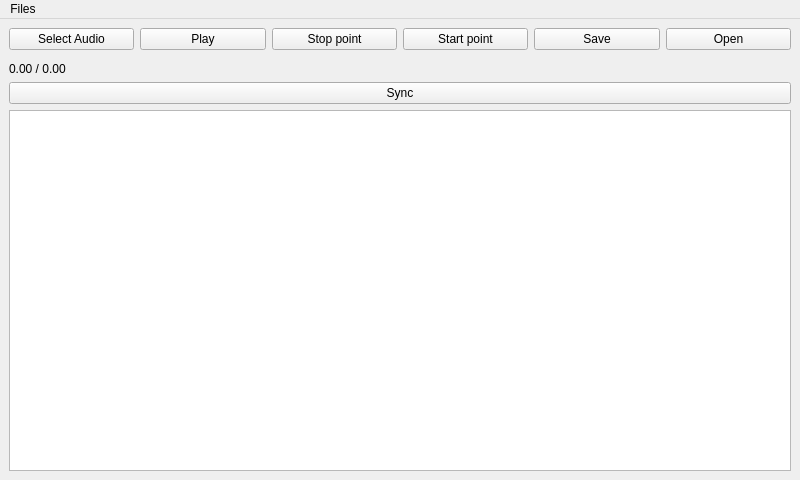
The window that mainwindow.ui (Onetchou/Neola) describes before a commit, drawn with Qt 5.
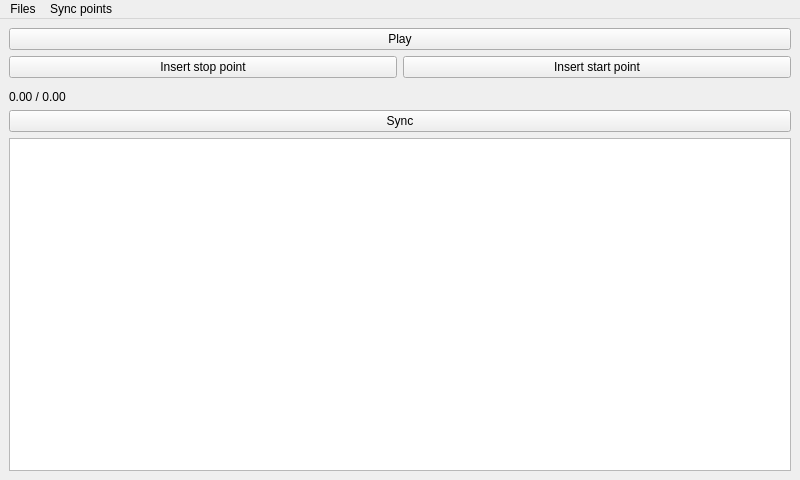
The same window after the commit.

Patch:
```diff
--- a/mainwindow.ui
+++ b/mainwindow.ui
@@ -12,47 +12,26 @@
   </property>
   <widget class="QWidget" name="centralwidget">
    <layout class="QVBoxLayout" name="verticalLayout">
+    <item>
+     <widget class="QPushButton" name="playButton">
+      <property name="text">
+       <string>Play</string>
+      </property>
+     </widget>
+    </item>
     <item>
      <layout class="QHBoxLayout" name="topRow">
-      <item>
-       <widget class="QPushButton" name="loadAudioButton">
-        <property name="text">
-         <string>Select Audio</string>
-        </property>
-       </widget>
-      </item>
-      <item>
-       <widget class="QPushButton" name="playButton">
-        <property name="text">
-         <string>Play</string>
-        </property>
-       </widget>
-      </item>
       <item>
        <widget class="QPushButton" name="insertStopPointButton">
         <property name="text">
-         <string>Stop point</string>
+         <string>Insert stop point</string>
         </property>
        </widget>
       </item>
       <item>
        <widget class="QPushButton" name="insertStartPointButton">
         <property name="text">
-         <string>Start point</string>
-        </property>
-       </widget>
-      </item>
-      <item>
-       <widget class="QPushButton" name="saveButton">
-        <property name="text">
-         <string>Save</string>
-        </property>
-       </widget>
-      </item>
-      <item>
-       <widget class="QPushButton" name="openButton">
-        <property name="text">
-         <string>Open</string>
+         <string>Insert start point</string>
         </property>
        </widget>
       </item>
@@ -99,7 +78,16 @@
     </property>
     <addaction name="actionPreferences"/>
    </widget>
+   <widget class="QMenu" name="menuSync_points">
+    <property name="title">
+     <string>Sync points</string>
+    </property>
+    <addaction name="actionInsert_stop_point"/>
+    <addaction name="actionInsert_start_point"/>
+    <addaction name="actionSync"/>
+   </widget>
    <addaction name="menuFiles"/>
+   <addaction name="menuSync_points"/>
   </widget>
   <action name="actionPreferences">
    <property name="text">
```
Left out of the diff: 34 changed lines with no effect on the pictures.
